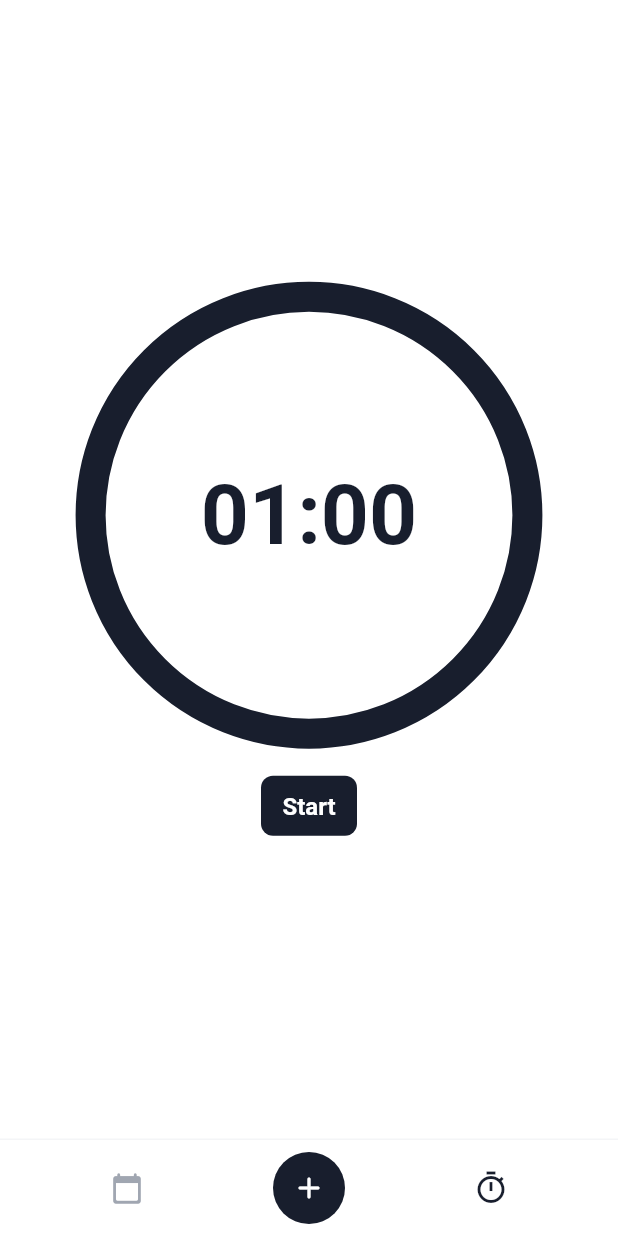
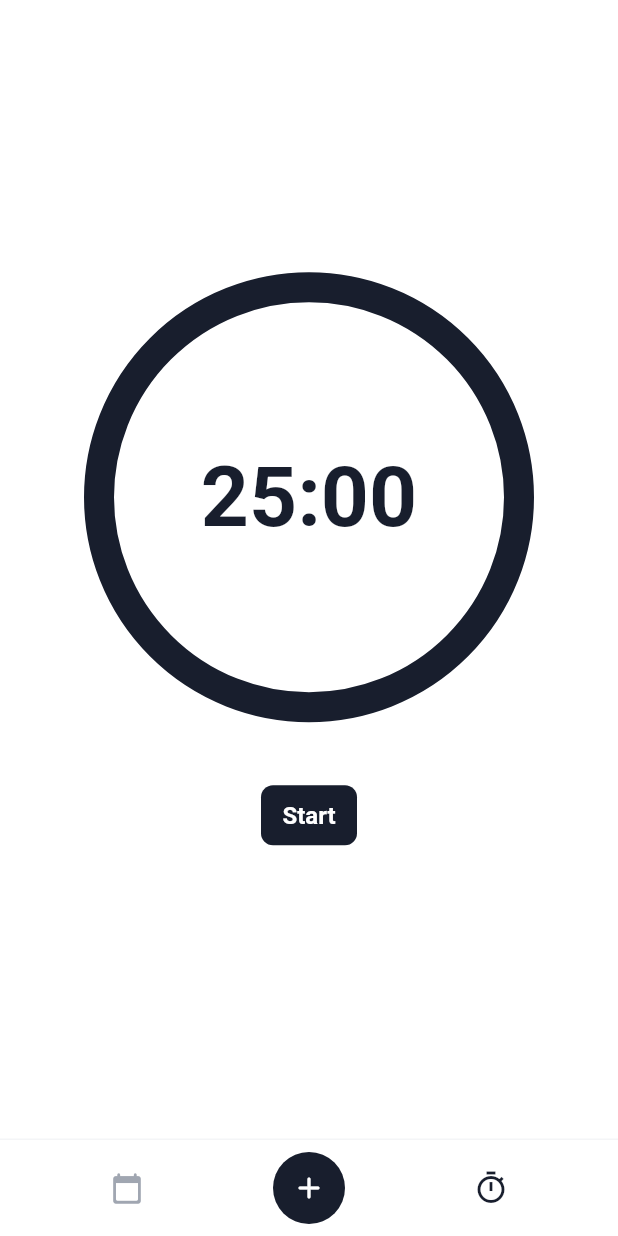
Before and after one commit to jeaniecho/zest-habit, a Flutter app: the screen it shows after launch, item 3 of the bottom bar chosen, on a phone screen of 412 x 824 dp. Run offline on Flutter 3.47's test engine with Material 3 defaults, Android fonts, the phone set to English and light mode, and no system bars; our stand-ins replace firebase_core, isar, rxdart; accounts and stored records are empty; generated files the repository leaves out were written again; Roboto replaces fonts that are missing (Pretendard); statements that could not run were skipped; project files that could hold a hidden picture were left out.

Commit message:
minor fix

```diff
--- a/lib/blocs/base/timer_bloc.dart
+++ b/lib/blocs/base/timer_bloc.dart
@@ -6,7 +6,7 @@ import 'package:rxdart/rxdart.dart';
 
 class TimerBloc extends Disposable {
   final BehaviorSubject<Duration> _start =
-      BehaviorSubject.seeded(const Duration(minutes: 1));
+      BehaviorSubject.seeded(const Duration(minutes: 25));
   Stream<Duration> get start => _start.stream;
   Function(Duration) get setStart => _start.add;
 
--- a/lib/pages/base/timer_page.dart
+++ b/lib/pages/base/timer_page.dart
@@ -15,12 +15,11 @@ class TimerPage extends StatelessWidget {
   Widget build(BuildContext context) {
     TimerBloc timerBloc = context.read<TimerBloc>();
 
+    double timerSize = 280;
+
     return Padding(
       padding: HTEdgeInsets.horizontal24,
-      child: LayoutBuilder(builder: (context, constraints) {
-        double timerSize = constraints.maxWidth * 0.8;
-
-        return StreamBuilder<List>(
+      child: StreamBuilder<List>(
           stream: Rx.combineLatestList([timerBloc.start, timerBloc.curr]),
           builder: (context, snapshot) {
             Duration? start = snapshot.data?[0];
@@ -53,8 +52,7 @@ class TimerPage extends StatelessWidget {
                                   bool isTimerOn = snapshot.data ?? false;
 
                                   return HTText(
-                                      (isTimerOn ? curr : start)
-                                          .toShortString(),
+                                    (isTimerOn ? curr : start).toShortString(),
                                     typoToken: HTTypoToken.headlineXXLarge,
                                     color: HTColors.black,
                                     height: 1,
@@ -65,7 +63,7 @@ class TimerPage extends StatelessWidget {
                       ],
                     ),
                   ),
-                  HTSpacers.height24,
+                HTSpacers.height48,
                 StreamBuilder<bool>(
                     stream: timerBloc.isTimerOn,
                     builder: (context, snapshot) {
@@ -88,7 +86,6 @@ class TimerPage extends StatelessWidget {
                     })
               ],
             );
-            });
           }),
     );
   }
```
Lines whose indentation alone changed are shown as unchanged.
